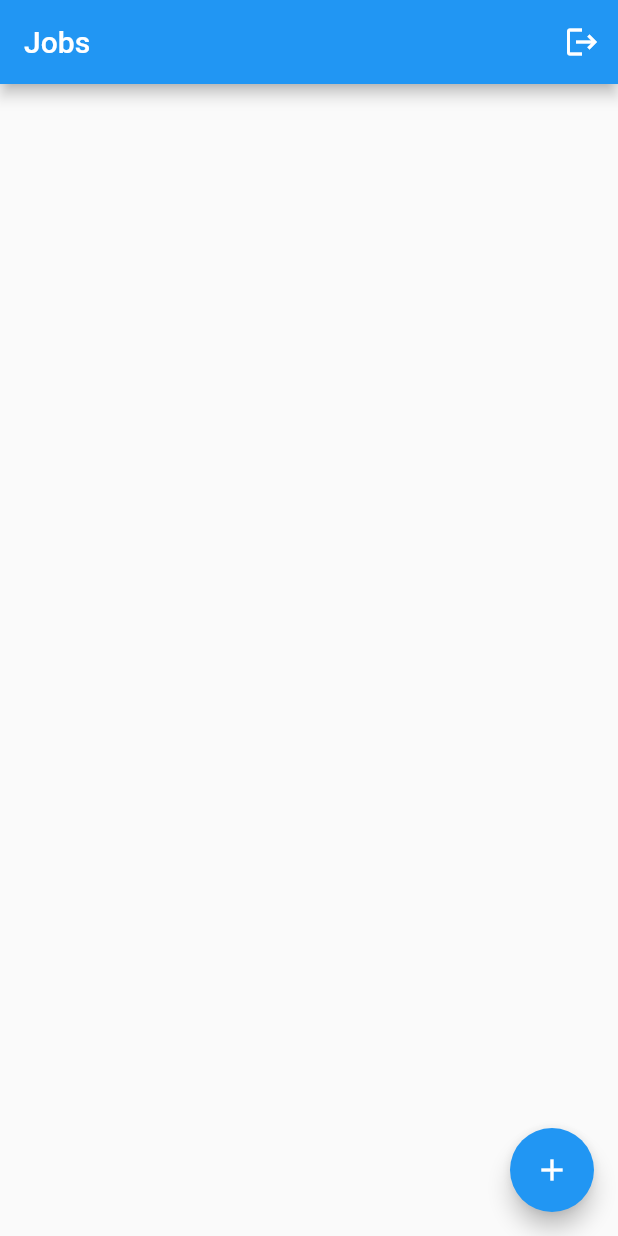
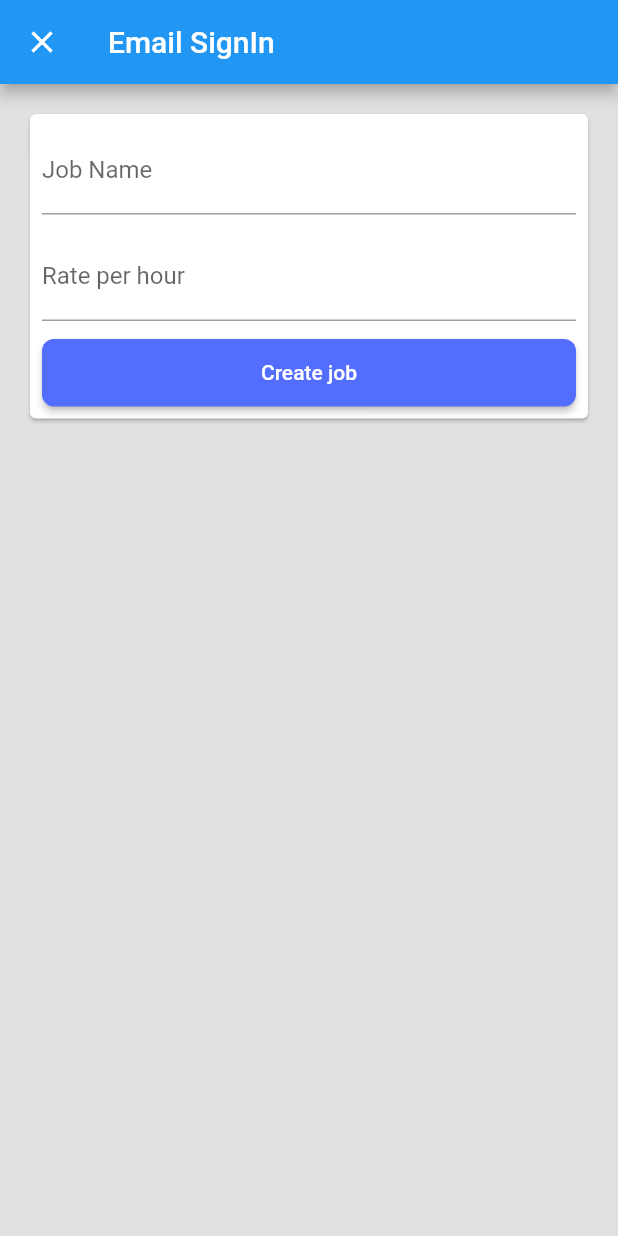
Before and after one commit to YoucefMegoura/fire_time_tracker, a Flutter app: the screen it shows once a user with an empty profile is signed in, after a tap on the "add" icon, on a phone screen of 412 x 824 dp. Run offline on Flutter 3.47's test engine with Material 2 defaults, Android fonts, the phone set to English and light mode, and no system bars; our stand-ins replace cloud_firestore, firebase_auth, firebase_core, google_sign_in; missing offline and left inert: flutter_facebook_auth; accounts and stored records are empty.

Commit message:
add create job feature and save it on firebase

```diff
--- /dev/null
+++ b/lib/app/home/create_job_page.dart
@@ -0,0 +1,173 @@
+import 'package:flutter/material.dart';
+import 'package:flutter/services.dart';
+import 'package:time_tracker_flutter/app/common_widgets/platform_exception_alert_dialog.dart';
+import 'package:time_tracker_flutter/app/models/job.dart';
+import 'package:time_tracker_flutter/app/services/database_service.dart';
+import 'package:time_tracker_flutter/app/sign_in/sign_in_button.dart';
+import 'package:time_tracker_flutter/app/validators.dart';
+
+import '../constants.dart';
+
+class CreateJobPage extends StatefulWidget with JobAndRateValidator {
+  @override
+  State<CreateJobPage> createState() => _CreateJobPageState();
+
+  final DatabaseService databaseService;
+
+  CreateJobPage({required this.databaseService});
+}
+
+class _CreateJobPageState extends State<CreateJobPage> {
+  final TextEditingController _nameController = TextEditingController();
+  final TextEditingController _rateController = TextEditingController();
+  final FocusNode _nameFocusNode = FocusNode();
+  final FocusNode _rateFocusNode = FocusNode();
+
+  String get _name => _nameController.text;
+  double get _rate =>
+      _rateController.text.isEmpty ? 0 : double.parse(_rateController.text);
+
+  bool _isFormSubmitted = false;
+  bool _isLoading = false;
+
+  @override
+  Widget build(BuildContext context) {
+    return Scaffold(
+      backgroundColor: kBackgroundColor,
+      appBar: AppBar(
+        title: const Text('Email SignIn'),
+      ),
+      body: SingleChildScrollView(child: _bodyContent(context)),
+    );
+  }
+
+  @override
+  void dispose() {
+    _nameController.dispose();
+    _nameFocusNode.dispose();
+    _rateController.dispose();
+    _rateFocusNode.dispose();
+    super.dispose();
+  }
+
+  Widget _bodyContent(BuildContext context) {
+    bool _isFormValid = widget.jobNameValidator.isNotEmptyValidation(_name) &&
+        widget.jobRateValidator.isNotEmptyAndGraterThanZero(_rate);
+
+    List<Widget> _buildChildren() {
+      return [
+        _nameTextField(),
+        const SizedBox(
+          height: 12.0,
+        ),
+        _rateTextField(),
+        const SizedBox(
+          height: 12.0,
+        ),
+        SignInButton(
+          //TODO:: create a formSignIn Button extends CustomRaisedButton
+          backgroundColor: Colors.indigoAccent,
+          textColor: Colors.white,
+          text: 'Create job',
+          onPressed: _isFormValid && !_isLoading ? _submit : null,
+          isEnable: !_isLoading || _isFormValid,
+        )
+      ];
+    }
+
+    return Padding(
+      padding: const EdgeInsets.all(16.0),
+      child: Card(
+        child: Padding(
+          padding: const EdgeInsets.all(8.0),
+          child: Column(
+            crossAxisAlignment: CrossAxisAlignment.stretch,
+            mainAxisSize: MainAxisSize.min,
+            children: _buildChildren(),
+          ),
+        ),
+      ),
+    );
+  }
+
+  TextField _rateTextField() {
+    bool _showRate = _isFormSubmitted &&
+        !widget.jobRateValidator.isNotEmptyAndGraterThanZero(_rate);
+
+    return TextField(
+      enabled: !_isLoading,
+      decoration: InputDecoration(
+        labelText: 'Rate per hour',
+        errorText: _showRate ? widget.jobRateEmptyErrorValidator : null,
+      ),
+      onChanged: (value) => _updateState(),
+      keyboardType: TextInputType.number,
+      autocorrect: false,
+      textInputAction: TextInputAction.done,
+      controller: _rateController,
+      focusNode: _rateFocusNode,
+      onEditingComplete: () => _onCompleteRateEditing(),
+    );
+  }
+
+  TextField _nameTextField() {
+    bool _showEmailError = _isFormSubmitted &&
+        !widget.jobNameValidator.isNotEmptyValidation(_name);
+    return TextField(
+      enabled: !_isLoading,
+      decoration: InputDecoration(
+        hintText: 'My job 1',
+        labelText: 'Job Name',
+        errorText: _showEmailError ? widget.jobNameEmptyErrorValidator : null,
+      ),
+      onChanged: (value) => _updateState(),
+      keyboardType: TextInputType.emailAddress,
+      autocorrect: false,
+      textInputAction: TextInputAction.next,
+      controller: _nameController,
+      focusNode: _nameFocusNode,
+      onEditingComplete: _onCompleteNameEditing,
+    );
+  }
+
+  void _submit() async {
+    setState(() {
+      _isLoading = true;
+      _isFormSubmitted = true;
+    });
+    try {
+      await widget.databaseService.createJob(
+        Job(name: _name, ratePerHour: _rate),
+      );
+
+      Navigator.pop(context);
+    } on PlatformException catch (error) {
+      const String errorTitle = 'Failed to Save the job.';
+      PlatformExceptionAlertDialog(
+        title: errorTitle,
+        exception: error,
+      ).show(context);
+    } catch (error) {
+      print(error.toString());
+    } finally {
+      setState(() {
+        _isLoading = false;
+      });
+    }
+  }
+
+  void _onCompleteNameEditing() {
+    var _newFocus = widget.jobNameValidator.isNotEmptyValidation(_name)
+        ? _rateFocusNode
+        : _nameFocusNode;
+    FocusScope.of(context).requestFocus(_newFocus);
+  }
+
+  void _onCompleteRateEditing() {
+    _submit();
+  }
+
+  void _updateState() {
+    setState(() {});
+  }
+}
--- a/lib/app/home/jobs_page.dart
+++ b/lib/app/home/jobs_page.dart
@@ -4,7 +4,7 @@ import 'package:flutter/material.dart';
 import 'package:flutter/services.dart';
 import 'package:provider/provider.dart';
 import 'package:time_tracker_flutter/app/common_widgets/platform_alert_dialog.dart';
-import 'package:time_tracker_flutter/app/common_widgets/platform_exception_alert_dialog.dart';
+import 'package:time_tracker_flutter/app/home/create_job_page.dart';
 import 'package:time_tracker_flutter/app/models/job.dart';
 import 'package:time_tracker_flutter/app/services/auth_service.dart';
 import 'package:time_tracker_flutter/app/services/database_service.dart';
@@ -91,18 +91,15 @@ class JobsPage extends StatelessWidget {
   }
 
   Future<void> _createJob(BuildContext context) async {
-    var job = Job(
-      name: 'Youcef ${Random().nextInt(100).toDouble()}',
-      ratePerHour: Random().nextInt(100).toDouble(),
+    final databaseService = context.read<DatabaseService>();
+    await Navigator.push(
+      context,
+      MaterialPageRoute(
+        fullscreenDialog: true,
+        builder: (context) => CreateJobPage(
+          databaseService: databaseService,
+        ),
+      ),
     );
-    try {
-      await context.read<DatabaseService>().createJob(job);
-    } on PlatformException catch (e) {
-      PlatformExceptionAlertDialog(
-        title: 'Operation Failed',
-        exception: e,
-      ).show(context);
-      print(e);
-    }
   }
 }
--- a/lib/app/services/database_service.dart
+++ b/lib/app/services/database_service.dart
@@ -1,9 +1,6 @@
-import 'dart:core';
 import 'dart:core';
 import 'dart:math';
 
-import 'package:cloud_firestore/cloud_firestore.dart';
-import 'package:flutter/services.dart';
 import 'package:time_tracker_flutter/app/models/job.dart';
 import 'package:time_tracker_flutter/app/services/api_path.dart';
 import 'package:time_tracker_flutter/app/services/firebase_service.dart';
@@ -21,7 +18,8 @@ class FirebaseDatabaseService implements DatabaseService {
   Future<void> createJob(Job job) async {
     final _service = FirebaseService.instance;
     _service.setData(
-      path: APIPath.job(uid, 'jobId ${Random().nextInt(100).toDouble()}'),
+      path: APIPath.job(uid,
+          'jobId ${Random().nextInt(100).toDouble()}'), //TODO:: transform to automatic Firebase ID
       data: job.toMap(),
     );
   }
--- a/lib/app/sign_in/sign_in_email_page.dart
+++ b/lib/app/sign_in/sign_in_email_page.dart
@@ -5,7 +5,7 @@ import 'package:provider/provider.dart';
 import 'package:time_tracker_flutter/app/common_widgets/platform_exception_alert_dialog.dart';
 import 'package:time_tracker_flutter/app/services/auth_service.dart';
 import 'package:time_tracker_flutter/app/sign_in/sign_in_button.dart';
-import 'package:time_tracker_flutter/app/sign_in/validators.dart';
+import 'package:time_tracker_flutter/app/validators.dart';
 
 import '../constants.dart';
 
@@ -177,7 +177,7 @@ class _SignInEmailPageState extends State<SignInEmailPage> {
   void _toggleForm() {
     if (!_isLoading) {
       setState(() {
-        _formType = _formType == SignEmailType.signIn
+        _formType = (_formType == SignEmailType.signIn)
             ? SignEmailType.signUp
             : SignEmailType.signIn;
 
--- a/lib/app/sign_in/sign_in_page.dart
+++ b/lib/app/sign_in/sign_in_page.dart
@@ -63,7 +63,7 @@ class _SignInPageState extends State<SignInPage> {
   void _emailAuth(BuildContext context) async {
     await Navigator.push(
       context,
-      MaterialPageRoute<Map<String, String?>>(
+      MaterialPageRoute(
         fullscreenDialog: true,
         builder: (context) => SignInEmailPage(),
       ),
--- /dev/null
+++ b/lib/app/validators.dart
@@ -0,0 +1,32 @@
+abstract class FieldValidator {
+  bool isNotEmptyValidation(String str);
+  bool isNotEmptyAndGraterThanZero(double number);
+}
+
+class NonEmptyValidator implements FieldValidator {
+  @override
+  bool isNotEmptyValidation(String value) {
+    return value.isNotEmpty;
+  }
+
+  @override
+  bool isNotEmptyAndGraterThanZero(double? number) {
+    return (number != null && number > 0);
+  }
+}
+
+class EmailAndPasswordValidator {
+  final FieldValidator emailValidator = NonEmptyValidator();
+  final FieldValidator passwordValidator = NonEmptyValidator();
+  final String emailEmptyErrorValidator = 'Email Can\'t Be Empty';
+  final String passwordEmptyErrorValidator = 'Password Can\'t Be Empty';
+}
+
+class JobAndRateValidator {
+  final FieldValidator jobNameValidator = NonEmptyValidator();
+  final FieldValidator jobRateValidator = NonEmptyValidator();
+  final String jobNameEmptyErrorValidator =
+      'The Job Name field can\'t By Empty';
+  final String jobRateEmptyErrorValidator =
+      'The Job Rate field can\'t By Empty';
+}
```
Also changed, not shown: lib/app/sign_in/validators.dart (deleted, +0 -17 lines).
